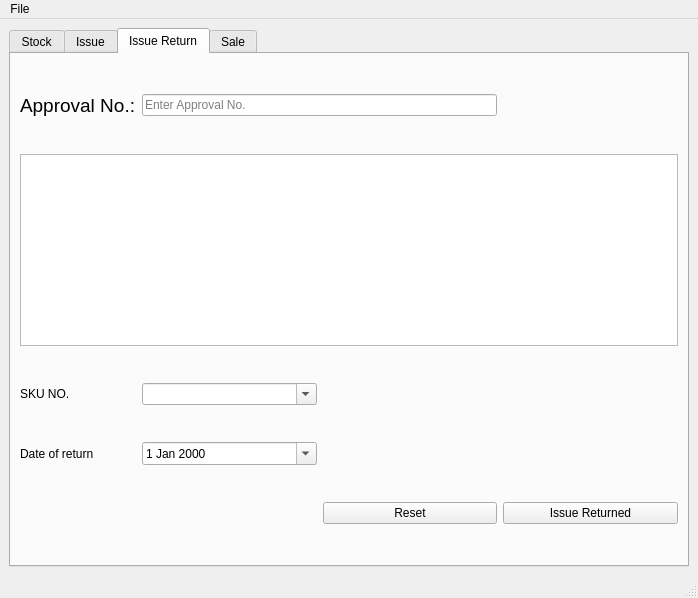
This is MainWindow.ui in saranshagarwal202/stock_manager as Qt 5 draws it before an edit. The edited form follows.
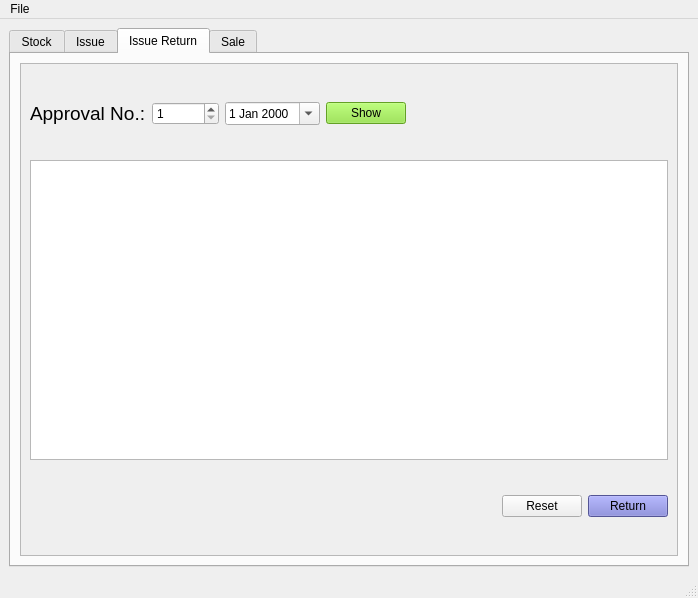
This is the edited form. The open tabs and pages were chosen to show the change.

Commit message: Issue tab code added

```diff
--- a/MainWindow.ui
+++ b/MainWindow.ui
@@ -2726,102 +2726,1043 @@
         <string>Issue Return</string>
        </attribute>
        <layout class="QGridLayout" name="gridLayout_4">
-        <item row="6" column="3">
-         <widget class="QPushButton" name="pushButton_3">
-          <property name="text">
-           <string>Issue Returned</string>
-          </property>
-         </widget>
-        </item>
-        <item row="1" column="0">
-         <widget class="QLabel" name="sku_label_3">
-          <property name="sizePolicy">
-           <sizepolicy hsizetype="Fixed" vsizetype="Fixed">
-            <horstretch>0</horstretch>
-            <verstretch>0</verstretch>
-           </sizepolicy>
-          </property>
-          <property name="font">
-           <font>
-            <pointsize>14</pointsize>
-            <weight>50</weight>
-            <bold>false</bold>
-            <underline>false</underline>
-           </font>
-          </property>
-          <property name="text">
-           <string>Approval No.:</string>
-          </property>
-         </widget>
-        </item>
-        <item row="3" column="0">
-         <widget class="QLabel" name="label">
-          <property name="sizePolicy">
-           <sizepolicy hsizetype="Fixed" vsizetype="Fixed">
-            <horstretch>0</horstretch>
-            <verstretch>0</verstretch>
-           </sizepolicy>
-          </property>
-          <property name="text">
-           <string>SKU NO. </string>
-          </property>
-         </widget>
-        </item>
-        <item row="2" column="0" colspan="4">
-         <widget class="QTableWidget" name="tableWidget_5">
-          <property name="sizePolicy">
-           <sizepolicy hsizetype="Expanding" vsizetype="Fixed">
-            <horstretch>0</horstretch>
-            <verstretch>0</verstretch>
-           </sizepolicy>
-          </property>
-         </widget>
-        </item>
-        <item row="6" column="2">
-         <widget class="QPushButton" name="pushButton_4">
-          <property name="text">
-           <string>Reset</string>
-          </property>
-         </widget>
-        </item>
-        <item row="4" column="0">
-         <widget class="QLabel" name="label_5">
-          <property name="text">
-           <string>Date of return</string>
-          </property>
-         </widget>
-        </item>
-        <item row="4" column="1">
-         <widget class="QDateEdit" name="dateEdit">
-          <property name="calendarPopup">
+        <item row="0" column="0" colspan="2">
+         <widget class="QScrollArea" name="scrollArea_3">
+          <property name="widgetResizable">
            <bool>true</bool>
           </property>
-         </widget>
-        </item>
-        <item row="3" column="1">
-         <widget class="QComboBox" name="comboBox">
-          <property name="sizePolicy">
-           <sizepolicy hsizetype="Preferred" vsizetype="Fixed">
-            <horstretch>0</horstretch>
-            <verstretch>0</verstretch>
-           </sizepolicy>
-          </property>
-          <property name="editable">
-           <bool>true</bool>
-          </property>
-         </widget>
-        </item>
-        <item row="1" column="1" colspan="2">
-         <widget class="QLineEdit" name="approval_no">
-          <property name="text">
-           <string/>
-          </property>
-          <property name="placeholderText">
-           <string>Enter Approval No.</string>
-          </property>
-          <property name="clearButtonEnabled">
-           <bool>true</bool>
-          </property>
+          <widget class="QWidget" name="scrollAreaWidgetContents_3">
+           <property name="geometry">
+            <rect>
+             <x>0</x>
+             <y>0</y>
+             <width>656</width>
+             <height>485</height>
+            </rect>
+           </property>
+           <layout class="QGridLayout" name="gridLayout_8">
+            <item row="2" column="5">
+             <widget class="QPushButton" name="reset_issue_return">
+              <property name="sizePolicy">
+               <sizepolicy hsizetype="Fixed" vsizetype="Fixed">
+                <horstretch>0</horstretch>
+                <verstretch>0</verstretch>
+               </sizepolicy>
+              </property>
+              <property name="text">
+               <string>Reset</string>
+              </property>
+             </widget>
+            </item>
+            <item row="0" column="1">
+             <widget class="QSpinBox" name="approval_no">
+              <property name="sizePolicy">
+               <sizepolicy hsizetype="Fixed" vsizetype="Fixed">
+                <horstretch>0</horstretch>
+                <verstretch>0</verstretch>
+               </sizepolicy>
+              </property>
+              <property name="minimum">
+               <number>1</number>
+              </property>
+              <property name="maximum">
+               <number>999999999</number>
+              </property>
+             </widget>
+            </item>
+            <item row="1" column="0" colspan="7">
+             <widget class="QTableWidget" name="issue_return_table">
+              <property name="sizePolicy">
+               <sizepolicy hsizetype="Expanding" vsizetype="Fixed">
+                <horstretch>0</horstretch>
+                <verstretch>0</verstretch>
+               </sizepolicy>
+              </property>
+              <property name="maximumSize">
+               <size>
+                <width>16777215</width>
+                <height>300</height>
+               </size>
+              </property>
+              <property name="sizeAdjustPolicy">
+               <enum>QAbstractScrollArea::AdjustToContents</enum>
+              </property>
+              <property name="cornerButtonEnabled">
+               <bool>true</bool>
+              </property>
+              <attribute name="horizontalHeaderCascadingSectionResizes">
+               <bool>true</bool>
+              </attribute>
+              <attribute name="horizontalHeaderShowSortIndicator" stdset="0">
+               <bool>true</bool>
+              </attribute>
+              <attribute name="horizontalHeaderStretchLastSection">
+               <bool>true</bool>
+              </attribute>
+             </widget>
+            </item>
+            <item row="0" column="0">
+             <widget class="QLabel" name="sku_label_3">
+              <property name="sizePolicy">
+               <sizepolicy hsizetype="Fixed" vsizetype="Fixed">
+                <horstretch>0</horstretch>
+                <verstretch>0</verstretch>
+               </sizepolicy>
+              </property>
+              <property name="font">
+               <font>
+                <pointsize>14</pointsize>
+                <weight>50</weight>
+                <bold>false</bold>
+                <underline>false</underline>
+               </font>
+              </property>
+              <property name="text">
+               <string>Approval No.:</string>
+              </property>
+             </widget>
+            </item>
+            <item row="0" column="4">
+             <spacer name="horizontalSpacer_5">
+              <property name="orientation">
+               <enum>Qt::Horizontal</enum>
+              </property>
+              <property name="sizeHint" stdset="0">
+               <size>
+                <width>40</width>
+                <height>20</height>
+               </size>
+              </property>
+             </spacer>
+            </item>
+            <item row="0" column="2">
+             <widget class="QDateEdit" name="dateEdit">
+              <property name="sizePolicy">
+               <sizepolicy hsizetype="Fixed" vsizetype="Fixed">
+                <horstretch>0</horstretch>
+                <verstretch>0</verstretch>
+               </sizepolicy>
+              </property>
+              <property name="calendarPopup">
+               <bool>true</bool>
+              </property>
+             </widget>
+            </item>
+            <item row="2" column="6">
+             <widget class="QPushButton" name="issue_returned">
+              <property name="sizePolicy">
+               <sizepolicy hsizetype="Fixed" vsizetype="Fixed">
+                <horstretch>0</horstretch>
+                <verstretch>0</verstretch>
+               </sizepolicy>
+              </property>
+              <property name="palette">
+               <palette>
+                <active>
+                 <colorrole role="WindowText">
+                  <brush brushstyle="SolidPattern">
+                   <color alpha="255">
+                    <red>0</red>
+                    <green>0</green>
+                    <blue>0</blue>
+                   </color>
+                  </brush>
+                 </colorrole>
+                 <colorrole role="Button">
+                  <brush brushstyle="SolidPattern">
+                   <color alpha="255">
+                    <red>117</red>
+                    <green>119</green>
+                    <blue>208</blue>
+                   </color>
+                  </brush>
+                 </colorrole>
+                 <colorrole role="Light">
+                  <brush brushstyle="SolidPattern">
+                   <color alpha="255">
+                    <red>200</red>
+                    <green>202</green>
+                    <blue>255</blue>
+                   </color>
+                  </brush>
+                 </colorrole>
+                 <colorrole role="Midlight">
+                  <brush brushstyle="SolidPattern">
+                   <color alpha="255">
+                    <red>158</red>
+                    <green>160</green>
+                    <blue>231</blue>
+                   </color>
+                  </brush>
+                 </colorrole>
+                 <colorrole role="Dark">
+                  <brush brushstyle="SolidPattern">
+                   <color alpha="255">
+                    <red>58</red>
+                    <green>59</green>
+                    <blue>104</blue>
+                   </color>
+                  </brush>
+                 </colorrole>
+                 <colorrole role="Mid">
+                  <brush brushstyle="SolidPattern">
+                   <color alpha="255">
+                    <red>78</red>
+                    <green>79</green>
+                    <blue>138</blue>
+                   </color>
+                  </brush>
+                 </colorrole>
+                 <colorrole role="Text">
+                  <brush brushstyle="SolidPattern">
+                   <color alpha="255">
+                    <red>0</red>
+                    <green>0</green>
+                    <blue>0</blue>
+                   </color>
+                  </brush>
+                 </colorrole>
+                 <colorrole role="BrightText">
+                  <brush brushstyle="SolidPattern">
+                   <color alpha="255">
+                    <red>255</red>
+                    <green>255</green>
+                    <blue>255</blue>
+                   </color>
+                  </brush>
+                 </colorrole>
+                 <colorrole role="ButtonText">
+                  <brush brushstyle="SolidPattern">
+                   <color alpha="255">
+                    <red>0</red>
+                    <green>0</green>
+                    <blue>0</blue>
+                   </color>
+                  </brush>
+                 </colorrole>
+                 <colorrole role="Base">
+                  <brush brushstyle="SolidPattern">
+                   <color alpha="255">
+                    <red>255</red>
+                    <green>255</green>
+                    <blue>255</blue>
+                   </color>
+                  </brush>
+                 </colorrole>
+                 <colorrole role="Window">
+                  <brush brushstyle="SolidPattern">
+                   <color alpha="255">
+                    <red>117</red>
+                    <green>119</green>
+                    <blue>208</blue>
+                   </color>
+                  </brush>
+                 </colorrole>
+                 <colorrole role="Shadow">
+                  <brush brushstyle="SolidPattern">
+                   <color alpha="255">
+                    <red>0</red>
+                    <green>0</green>
+                    <blue>0</blue>
+                   </color>
+                  </brush>
+                 </colorrole>
+                 <colorrole role="AlternateBase">
+                  <brush brushstyle="SolidPattern">
+                   <color alpha="255">
+                    <red>186</red>
+                    <green>187</green>
+                    <blue>231</blue>
+                   </color>
+                  </brush>
+                 </colorrole>
+                 <colorrole role="ToolTipBase">
+                  <brush brushstyle="SolidPattern">
+                   <color alpha="255">
+                    <red>255</red>
+                    <green>255</green>
+                    <blue>220</blue>
+                   </color>
+                  </brush>
+                 </colorrole>
+                 <colorrole role="ToolTipText">
+                  <brush brushstyle="SolidPattern">
+                   <color alpha="255">
+                    <red>0</red>
+                    <green>0</green>
+                    <blue>0</blue>
+                   </color>
+                  </brush>
+                 </colorrole>
+                 <colorrole role="PlaceholderText">
+                  <brush brushstyle="SolidPattern">
+                   <color alpha="128">
+                    <red>0</red>
+                    <green>0</green>
+                    <blue>0</blue>
+                   </color>
+                  </brush>
+                 </colorrole>
+                </active>
+                <inactive>
+                 <colorrole role="WindowText">
+                  <brush brushstyle="SolidPattern">
+                   <color alpha="255">
+                    <red>0</red>
+                    <green>0</green>
+                    <blue>0</blue>
+                   </color>
+                  </brush>
+                 </colorrole>
+                 <colorrole role="Button">
+                  <brush brushstyle="SolidPattern">
+                   <color alpha="255">
+                    <red>117</red>
+                    <green>119</green>
+                    <blue>208</blue>
+                   </color>
+                  </brush>
+                 </colorrole>
+                 <colorrole role="Light">
+                  <brush brushstyle="SolidPattern">
+                   <color alpha="255">
+                    <red>200</red>
+                    <green>202</green>
+                    <blue>255</blue>
+                   </color>
+                  </brush>
+                 </colorrole>
+                 <colorrole role="Midlight">
+                  <brush brushstyle="SolidPattern">
+                   <color alpha="255">
+                    <red>158</red>
+                    <green>160</green>
+                    <blue>231</blue>
+                   </color>
+                  </brush>
+                 </colorrole>
+                 <colorrole role="Dark">
+                  <brush brushstyle="SolidPattern">
+                   <color alpha="255">
+                    <red>58</red>
+                    <green>59</green>
+                    <blue>104</blue>
+                   </color>
+                  </brush>
+                 </colorrole>
+                 <colorrole role="Mid">
+                  <brush brushstyle="SolidPattern">
+                   <color alpha="255">
+                    <red>78</red>
+                    <green>79</green>
+                    <blue>138</blue>
+                   </color>
+                  </brush>
+                 </colorrole>
+                 <colorrole role="Text">
+                  <brush brushstyle="SolidPattern">
+                   <color alpha="255">
+                    <red>0</red>
+                    <green>0</green>
+                    <blue>0</blue>
+                   </color>
+                  </brush>
+                 </colorrole>
+                 <colorrole role="BrightText">
+                  <brush brushstyle="SolidPattern">
+                   <color alpha="255">
+                    <red>255</red>
+                    <green>255</green>
+                    <blue>255</blue>
+                   </color>
+                  </brush>
+                 </colorrole>
+                 <colorrole role="ButtonText">
+                  <brush brushstyle="SolidPattern">
+                   <color alpha="255">
+                    <red>0</red>
+                    <green>0</green>
+                    <blue>0</blue>
+                   </color>
+                  </brush>
+                 </colorrole>
+                 <colorrole role="Base">
+                  <brush brushstyle="SolidPattern">
+                   <color alpha="255">
+                    <red>255</red>
+                    <green>255</green>
+                    <blue>255</blue>
+                   </color>
+                  </brush>
+                 </colorrole>
+                 <colorrole role="Window">
+                  <brush brushstyle="SolidPattern">
+                   <color alpha="255">
+                    <red>117</red>
+                    <green>119</green>
+                    <blue>208</blue>
+                   </color>
+                  </brush>
+                 </colorrole>
+                 <colorrole role="Shadow">
+                  <brush brushstyle="SolidPattern">
+                   <color alpha="255">
+                    <red>0</red>
+                    <green>0</green>
+                    <blue>0</blue>
+                   </color>
+                  </brush>
+                 </colorrole>
+                 <colorrole role="AlternateBase">
+                  <brush brushstyle="SolidPattern">
+                   <color alpha="255">
+                    <red>186</red>
+                    <green>187</green>
+                    <blue>231</blue>
+                   </color>
+                  </brush>
+                 </colorrole>
+                 <colorrole role="ToolTipBase">
+                  <brush brushstyle="SolidPattern">
+                   <color alpha="255">
+                    <red>255</red>
+                    <green>255</green>
+                    <blue>220</blue>
+                   </color>
+                  </brush>
+                 </colorrole>
+                 <colorrole role="ToolTipText">
+                  <brush brushstyle="SolidPattern">
+                   <color alpha="255">
+                    <red>0</red>
+                    <green>0</green>
+                    <blue>0</blue>
+                   </color>
+                  </brush>
+                 </colorrole>
+                 <colorrole role="PlaceholderText">
+                  <brush brushstyle="SolidPattern">
+                   <color alpha="128">
+                    <red>0</red>
+                    <green>0</green>
+                    <blue>0</blue>
+                   </color>
+                  </brush>
+                 </colorrole>
+                </inactive>
+                <disabled>
+                 <colorrole role="WindowText">
+                  <brush brushstyle="SolidPattern">
+                   <color alpha="255">
+                    <red>58</red>
+                    <green>59</green>
+                    <blue>104</blue>
+                   </color>
+                  </brush>
+                 </colorrole>
+                 <colorrole role="Button">
+                  <brush brushstyle="SolidPattern">
+                   <color alpha="255">
+                    <red>117</red>
+                    <green>119</green>
+                    <blue>208</blue>
+                   </color>
+                  </brush>
+                 </colorrole>
+                 <colorrole role="Light">
+                  <brush brushstyle="SolidPattern">
+                   <color alpha="255">
+                    <red>200</red>
+                    <green>202</green>
+                    <blue>255</blue>
+                   </color>
+                  </brush>
+                 </colorrole>
+                 <colorrole role="Midlight">
+                  <brush brushstyle="SolidPattern">
+                   <color alpha="255">
+                    <red>158</red>
+                    <green>160</green>
+                    <blue>231</blue>
+                   </color>
+                  </brush>
+                 </colorrole>
+                 <colorrole role="Dark">
+                  <brush brushstyle="SolidPattern">
+                   <color alpha="255">
+                    <red>58</red>
+                    <green>59</green>
+                    <blue>104</blue>
+                   </color>
+                  </brush>
+                 </colorrole>
+                 <colorrole role="Mid">
+                  <brush brushstyle="SolidPattern">
+                   <color alpha="255">
+                    <red>78</red>
+                    <green>79</green>
+                    <blue>138</blue>
+                   </color>
+                  </brush>
+                 </colorrole>
+                 <colorrole role="Text">
+                  <brush brushstyle="SolidPattern">
+                   <color alpha="255">
+                    <red>58</red>
+                    <green>59</green>
+                    <blue>104</blue>
+                   </color>
+                  </brush>
+                 </colorrole>
+                 <colorrole role="BrightText">
+                  <brush brushstyle="SolidPattern">
+                   <color alpha="255">
+                    <red>255</red>
+                    <green>255</green>
+                    <blue>255</blue>
+                   </color>
+                  </brush>
+                 </colorrole>
+                 <colorrole role="ButtonText">
+                  <brush brushstyle="SolidPattern">
+                   <color alpha="255">
+                    <red>58</red>
+                    <green>59</green>
+                    <blue>104</blue>
+                   </color>
+                  </brush>
+                 </colorrole>
+                 <colorrole role="Base">
+                  <brush brushstyle="SolidPattern">
+                   <color alpha="255">
+                    <red>117</red>
+                    <green>119</green>
+                    <blue>208</blue>
+                   </color>
+                  </brush>
+                 </colorrole>
+                 <colorrole role="Window">
+                  <brush brushstyle="SolidPattern">
+                   <color alpha="255">
+                    <red>117</red>
+                    <green>119</green>
+                    <blue>208</blue>
+                   </color>
+                  </brush>
+                 </colorrole>
+                 <colorrole role="Shadow">
+                  <brush brushstyle="SolidPattern">
+                   <color alpha="255">
+                    <red>0</red>
+                    <green>0</green>
+                    <blue>0</blue>
+                   </color>
+                  </brush>
+                 </colorrole>
+                 <colorrole role="AlternateBase">
+                  <brush brushstyle="SolidPattern">
+                   <color alpha="255">
+                    <red>117</red>
+                    <green>119</green>
+                    <blue>208</blue>
+                   </color>
+                  </brush>
+                 </colorrole>
+                 <colorrole role="ToolTipBase">
+                  <brush brushstyle="SolidPattern">
+                   <color alpha="255">
+                    <red>255</red>
+                    <green>255</green>
+                    <blue>220</blue>
+                   </color>
+                  </brush>
+                 </colorrole>
+                 <colorrole role="ToolTipText">
+                  <brush brushstyle="SolidPattern">
+                   <color alpha="255">
+                    <red>0</red>
+                    <green>0</green>
+                    <blue>0</blue>
+                   </color>
+                  </brush>
+                 </colorrole>
+                 <colorrole role="PlaceholderText">
+                  <brush brushstyle="SolidPattern">
+                   <color alpha="128">
+                    <red>0</red>
+                    <green>0</green>
+                    <blue>0</blue>
+                   </color>
+                  </brush>
+                 </colorrole>
+                </disabled>
+               </palette>
+              </property>
+              <property name="toolTip">
+               <string>Add Items back to Stock</string>
+              </property>
+              <property name="text">
+               <string>Return</string>
+              </property>
+             </widget>
+            </item>
+            <item row="0" column="3">
+             <widget class="QPushButton" name="show_issue_return">
+              <property name="sizePolicy">
+               <sizepolicy hsizetype="Fixed" vsizetype="Fixed">
+                <horstretch>0</horstretch>
+                <verstretch>0</verstretch>
+               </sizepolicy>
+              </property>
+              <property name="palette">
+               <palette>
+                <active>
+                 <colorrole role="WindowText">
+                  <brush brushstyle="SolidPattern">
+                   <color alpha="255">
+                    <red>0</red>
+                    <green>0</green>
+                    <blue>0</blue>
+                   </color>
+                  </brush>
+                 </colorrole>
+                 <colorrole role="Button">
+                  <brush brushstyle="SolidPattern">
+                   <color alpha="255">
+                    <red>138</red>
+                    <green>226</green>
+                    <blue>52</blue>
+                   </color>
+                  </brush>
+                 </colorrole>
+                 <colorrole role="Light">
+                  <brush brushstyle="SolidPattern">
+                   <color alpha="255">
+                    <red>198</red>
+                    <green>255</green>
+                    <blue>143</blue>
+                   </color>
+                  </brush>
+                 </colorrole>
+                 <colorrole role="Midlight">
+                  <brush brushstyle="SolidPattern">
+                   <color alpha="255">
+                    <red>168</red>
+                    <green>240</green>
+                    <blue>97</blue>
+                   </color>
+                  </brush>
+                 </colorrole>
+                 <colorrole role="Dark">
+                  <brush brushstyle="SolidPattern">
+                   <color alpha="255">
+                    <red>69</red>
+                    <green>113</green>
+                    <blue>26</blue>
+                   </color>
+                  </brush>
+                 </colorrole>
+                 <colorrole role="Mid">
+                  <brush brushstyle="SolidPattern">
+                   <color alpha="255">
+                    <red>92</red>
+                    <green>151</green>
+                    <blue>34</blue>
+                   </color>
+                  </brush>
+                 </colorrole>
+                 <colorrole role="Text">
+                  <brush brushstyle="SolidPattern">
+                   <color alpha="255">
+                    <red>0</red>
+                    <green>0</green>
+                    <blue>0</blue>
+                   </color>
+                  </brush>
+                 </colorrole>
+                 <colorrole role="BrightText">
+                  <brush brushstyle="SolidPattern">
+                   <color alpha="255">
+                    <red>255</red>
+                    <green>255</green>
+                    <blue>255</blue>
+                   </color>
+                  </brush>
+                 </colorrole>
+                 <colorrole role="ButtonText">
+                  <brush brushstyle="SolidPattern">
+                   <color alpha="255">
+                    <red>0</red>
+                    <green>0</green>
+                    <blue>0</blue>
+                   </color>
+                  </brush>
+                 </colorrole>
+                 <colorrole role="Base">
+                  <brush brushstyle="SolidPattern">
+                   <color alpha="255">
+                    <red>255</red>
+                    <green>255</green>
+                    <blue>255</blue>
+                   </color>
+                  </brush>
+                 </colorrole>
+                 <colorrole role="Window">
+                  <brush brushstyle="SolidPattern">
+                   <color alpha="255">
+                    <red>138</red>
+                    <green>226</green>
+                    <blue>52</blue>
+                   </color>
+                  </brush>
+                 </colorrole>
+                 <colorrole role="Shadow">
+                  <brush brushstyle="SolidPattern">
+                   <color alpha="255">
+                    <red>0</red>
+                    <green>0</green>
+                    <blue>0</blue>
+                   </color>
+                  </brush>
+                 </colorrole>
+                 <colorrole role="AlternateBase">
+                  <brush brushstyle="SolidPattern">
+                   <color alpha="255">
+                    <red>196</red>
+                    <green>240</green>
+                    <blue>153</blue>
+                   </color>
+                  </brush>
+                 </colorrole>
+                 <colorrole role="ToolTipBase">
+                  <brush brushstyle="SolidPattern">
+                   <color alpha="255">
+                    <red>255</red>
+                    <green>255</green>
+                    <blue>220</blue>
+                   </color>
+                  </brush>
+                 </colorrole>
+                 <colorrole role="ToolTipText">
+                  <brush brushstyle="SolidPattern">
+                   <color alpha="255">
+                    <red>0</red>
+                    <green>0</green>
+                    <blue>0</blue>
+                   </color>
+                  </brush>
+                 </colorrole>
+                 <colorrole role="PlaceholderText">
+                  <brush brushstyle="SolidPattern">
+                   <color alpha="128">
+                    <red>0</red>
+                    <green>0</green>
+                    <blue>0</blue>
+                   </color>
+                  </brush>
+                 </colorrole>
+                </active>
+                <inactive>
+                 <colorrole role="WindowText">
+                  <brush brushstyle="SolidPattern">
+                   <color alpha="255">
+                    <red>0</red>
+                    <green>0</green>
+                    <blue>0</blue>
+                   </color>
+                  </brush>
+                 </colorrole>
+                 <colorrole role="Button">
+                  <brush brushstyle="SolidPattern">
+                   <color alpha="255">
+                    <red>138</red>
+                    <green>226</green>
+                    <blue>52</blue>
+                   </color>
+                  </brush>
+                 </colorrole>
+                 <colorrole role="Light">
+                  <brush brushstyle="SolidPattern">
+                   <color alpha="255">
+                    <red>198</red>
+                    <green>255</green>
+                    <blue>143</blue>
+                   </color>
+                  </brush>
+                 </colorrole>
+                 <colorrole role="Midlight">
+                  <brush brushstyle="SolidPattern">
+                   <color alpha="255">
+                    <red>168</red>
+                    <green>240</green>
+                    <blue>97</blue>
+                   </color>
+                  </brush>
+                 </colorrole>
+                 <colorrole role="Dark">
+                  <brush brushstyle="SolidPattern">
+                   <color alpha="255">
+                    <red>69</red>
+                    <green>113</green>
+                    <blue>26</blue>
+                   </color>
+                  </brush>
+                 </colorrole>
+                 <colorrole role="Mid">
+                  <brush brushstyle="SolidPattern">
+                   <color alpha="255">
+                    <red>92</red>
+                    <green>151</green>
+                    <blue>34</blue>
+                   </color>
+                  </brush>
+                 </colorrole>
+                 <colorrole role="Text">
+                  <brush brushstyle="SolidPattern">
+                   <color alpha="255">
+                    <red>0</red>
+                    <green>0</green>
+                    <blue>0</blue>
+                   </color>
+                  </brush>
+                 </colorrole>
+                 <colorrole role="BrightText">
+                  <brush brushstyle="SolidPattern">
+                   <color alpha="255">
+                    <red>255</red>
+                    <green>255</green>
+                    <blue>255</blue>
+                   </color>
+                  </brush>
+                 </colorrole>
+                 <colorrole role="ButtonText">
+                  <brush brushstyle="SolidPattern">
+                   <color alpha="255">
+                    <red>0</red>
+                    <green>0</green>
+                    <blue>0</blue>
+                   </color>
+                  </brush>
+                 </colorrole>
+                 <colorrole role="Base">
+                  <brush brushstyle="SolidPattern">
+                   <color alpha="255">
+                    <red>255</red>
+                    <green>255</green>
+                    <blue>255</blue>
+                   </color>
+                  </brush>
+                 </colorrole>
+                 <colorrole role="Window">
+                  <brush brushstyle="SolidPattern">
+                   <color alpha="255">
+                    <red>138</red>
+                    <green>226</green>
+                    <blue>52</blue>
+                   </color>
+                  </brush>
+                 </colorrole>
+                 <colorrole role="Shadow">
+                  <brush brushstyle="SolidPattern">
+                   <color alpha="255">
+                    <red>0</red>
+                    <green>0</green>
+                    <blue>0</blue>
+                   </color>
+                  </brush>
+                 </colorrole>
+                 <colorrole role="AlternateBase">
+                  <brush brushstyle="SolidPattern">
+                   <color alpha="255">
+                    <red>196</red>
+                    <green>240</green>
+                    <blue>153</blue>
+                   </color>
+                  </brush>
+                 </colorrole>
+                 <colorrole role="ToolTipBase">
+                  <brush brushstyle="SolidPattern">
+                   <color alpha="255">
+                    <red>255</red>
+                    <green>255</green>
+                    <blue>220</blue>
+                   </color>
+                  </brush>
+                 </colorrole>
+                 <colorrole role="ToolTipText">
+                  <brush brushstyle="SolidPattern">
+                   <color alpha="255">
+                    <red>0</red>
+                    <green>0</green>
+                    <blue>0</blue>
+                   </color>
+                  </brush>
+                 </colorrole>
+                 <colorrole role="PlaceholderText">
+                  <brush brushstyle="SolidPattern">
+                   <color alpha="128">
+                    <red>0</red>
+                    <green>0</green>
+                    <blue>0</blue>
+                   </color>
+                  </brush>
+                 </colorrole>
+                </inactive>
+                <disabled>
+                 <colorrole role="WindowText">
+                  <brush brushstyle="SolidPattern">
+                   <color alpha="255">
+                    <red>69</red>
+                    <green>113</green>
+                    <blue>26</blue>
+                   </color>
+                  </brush>
+                 </colorrole>
+                 <colorrole role="Button">
+                  <brush brushstyle="SolidPattern">
+                   <color alpha="255">
+                    <red>138</red>
+                    <green>226</green>
+                    <blue>52</blue>
+                   </color>
+                  </brush>
+                 </colorrole>
+                 <colorrole role="Light">
+                  <brush brushstyle="SolidPattern">
+                   <color alpha="255">
+                    <red>198</red>
+                    <green>255</green>
+                    <blue>143</blue>
+                   </color>
+                  </brush>
+                 </colorrole>
+                 <colorrole role="Midlight">
+                  <brush brushstyle="SolidPattern">
+                   <color alpha="255">
+                    <red>168</red>
+                    <green>240</green>
+                    <blue>97</blue>
+                   </color>
+                  </brush>
+                 </colorrole>
+                 <colorrole role="Dark">
+                  <brush brushstyle="SolidPattern">
+                   <color alpha="255">
+                    <red>69</red>
+                    <green>113</green>
+                    <blue>26</blue>
+                   </color>
+                  </brush>
+                 </colorrole>
+                 <colorrole role="Mid">
+                  <brush brushstyle="SolidPattern">
+                   <color alpha="255">
+                    <red>92</red>
+                    <green>151</green>
+                    <blue>34</blue>
+                   </color>
+                  </brush>
+                 </colorrole>
+                 <colorrole role="Text">
+                  <brush brushstyle="SolidPattern">
+                   <color alpha="255">
+                    <red>69</red>
+                    <green>113</green>
+                    <blue>26</blue>
+                   </color>
+                  </brush>
+                 </colorrole>
+                 <colorrole role="BrightText">
+                  <brush brushstyle="SolidPattern">
+                   <color alpha="255">
+                    <red>255</red>
+                    <green>255</green>
+                    <blue>255</blue>
+                   </color>
+                  </brush>
+                 </colorrole>
+                 <colorrole role="ButtonText">
+                  <brush brushstyle="SolidPattern">
+                   <color alpha="255">
+                    <red>69</red>
+                    <green>113</green>
+                    <blue>26</blue>
+                   </color>
+                  </brush>
+                 </colorrole>
+                 <colorrole role="Base">
+                  <brush brushstyle="SolidPattern">
+                   <color alpha="255">
+                    <red>138</red>
+                    <green>226</green>
+                    <blue>52</blue>
+                   </color>
+                  </brush>
+                 </colorrole>
+                 <colorrole role="Window">
+                  <brush brushstyle="SolidPattern">
+                   <color alpha="255">
+                    <red>138</red>
+                    <green>226</green>
+                    <blue>52</blue>
+                   </color>
+                  </brush>
+                 </colorrole>
+                 <colorrole role="Shadow">
+                  <brush brushstyle="SolidPattern">
+                   <color alpha="255">
+                    <red>0</red>
+                    <green>0</green>
+                    <blue>0</blue>
+                   </color>
+                  </brush>
+                 </colorrole>
+                 <colorrole role="AlternateBase">
+                  <brush brushstyle="SolidPattern">
+                   <color alpha="255">
+                    <red>138</red>
+                    <green>226</green>
+                    <blue>52</blue>
+                   </color>
+                  </brush>
+                 </colorrole>
+                 <colorrole role="ToolTipBase">
+                  <brush brushstyle="SolidPattern">
+                   <color alpha="255">
+                    <red>255</red>
+                    <green>255</green>
+                    <blue>220</blue>
+                   </color>
+                  </brush>
+                 </colorrole>
+                 <colorrole role="ToolTipText">
+                  <brush brushstyle="SolidPattern">
+                   <color alpha="255">
+                    <red>0</red>
+                    <green>0</green>
+                    <blue>0</blue>
+                   </color>
+                  </brush>
+                 </colorrole>
+                 <colorrole role="PlaceholderText">
+                  <brush brushstyle="SolidPattern">
+                   <color alpha="128">
+                    <red>0</red>
+                    <green>0</green>
+                    <blue>0</blue>
+                   </color>
+                  </brush>
+                 </colorrole>
+                </disabled>
+               </palette>
+              </property>
+              <property name="text">
+               <string>Show</string>
+              </property>
+             </widget>
+            </item>
+           </layout>
+          </widget>
          </widget>
         </item>
        </layout>
```
Left out of the diff: 2 changed lines with no effect on the pictures. The commit also changes 5 other files.
